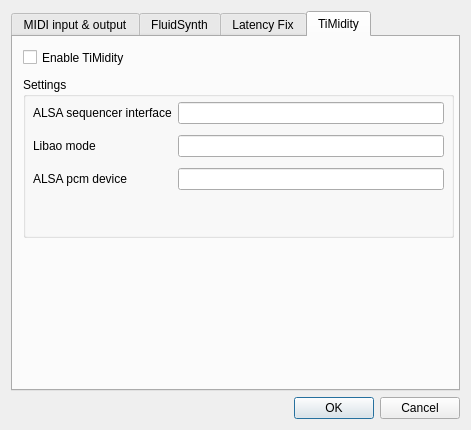
Qt form src/GuiMidiSetupDialog.ui (pianobooster/PianoBooster) before a commit.
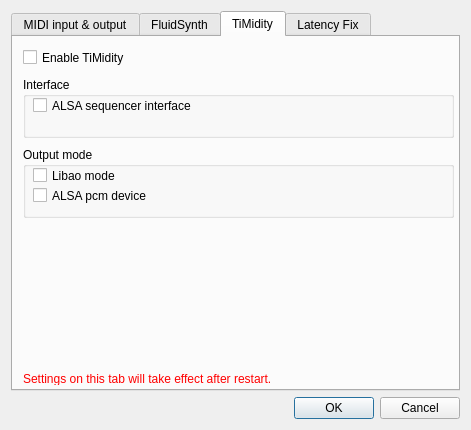
The same form after that commit.

The edit to the form file:
```diff
--- a/src/GuiMidiSetupDialog.ui
+++ b/src/GuiMidiSetupDialog.ui
@@ -357,6 +357,139 @@
        </item>
       </layout>
      </widget>
+     <widget class="QWidget" name="tab_4">
+      <attribute name="title">
+       <string notr="true">TiMidity</string>
+      </attribute>
+      <widget class="QCheckBox" name="enableTimidity">
+       <property name="geometry">
+        <rect>
+         <x>10</x>
+         <y>10</y>
+         <width>431</width>
+         <height>21</height>
+        </rect>
+       </property>
+       <property name="text">
+        <string>Enable TiMidity</string>
+       </property>
+      </widget>
+      <widget class="QGroupBox" name="timiditySettingsGroupBox">
+       <property name="geometry">
+        <rect>
+         <x>10</x>
+         <y>40</y>
+         <width>431</width>
+         <height>61</height>
+        </rect>
+       </property>
+       <property name="title">
+        <string>Interface</string>
+       </property>
+       <widget class="QCheckBox" name="timiditySequencerInterface">
+        <property name="geometry">
+         <rect>
+          <x>10</x>
+          <y>20</y>
+          <width>411</width>
+          <height>17</height>
+         </rect>
+        </property>
+        <property name="text">
+         <string>ALSA sequencer interface</string>
+        </property>
+       </widget>
+      </widget>
+      <widget class="QGroupBox" name="timiditySettingsGroupBox2">
+       <property name="geometry">
+        <rect>
+         <x>10</x>
+         <y>110</y>
+         <width>431</width>
+         <height>71</height>
+        </rect>
+       </property>
+       <property name="title">
+        <string>Output mode</string>
+       </property>
+       <widget class="QCheckBox" name="timidityLibaoMode">
+        <property name="geometry">
+         <rect>
+          <x>10</x>
+          <y>20</y>
+          <width>411</width>
+          <height>17</height>
+         </rect>
+        </property>
+        <property name="text">
+         <string>Libao mode</string>
+        </property>
+       </widget>
+       <widget class="QCheckBox" name="timidityPcmDevice">
+        <property name="geometry">
+         <rect>
+          <x>10</x>
+          <y>40</y>
+          <width>411</width>
+          <height>17</height>
+         </rect>
+        </property>
+        <property name="text">
+         <string>ALSA pcm device</string>
+        </property>
+       </widget>
+      </widget>
+      <widget class="QLabel" name="label_6">
+       <property name="geometry">
+        <rect>
+         <x>10</x>
+         <y>335</y>
+         <width>429</width>
+         <height>13</height>
+        </rect>
+       </property>
+       <property name="palette">
+        <palette>
+         <active>
+          <colorrole role="WindowText">
+           <brush brushstyle="SolidPattern">
+            <color alpha="255">
+             <red>255</red>
+             <green>0</green>
+             <blue>0</blue>
+            </color>
+           </brush>
+          </colorrole>
+         </active>
+         <inactive>
+          <colorrole role="WindowText">
+           <brush brushstyle="SolidPattern">
+            <color alpha="255">
+             <red>255</red>
+             <green>0</green>
+             <blue>0</blue>
+            </color>
+           </brush>
+          </colorrole>
+         </inactive>
+         <disabled>
+          <colorrole role="WindowText">
+           <brush brushstyle="SolidPattern">
+            <color alpha="255">
+             <red>160</red>
+             <green>162</green>
+             <blue>162</blue>
+            </color>
+           </brush>
+          </colorrole>
+         </disabled>
+        </palette>
+       </property>
+       <property name="text">
+        <string>Settings on this tab will take effect after restart.</string>
+       </property>
+      </widget>
+     </widget>
      <widget class="QWidget" name="tab_3">
       <attribute name="title">
        <string>Latency Fix</string>
@@ -391,79 +524,6 @@
        </property>
       </widget>
      </widget>
-     <widget class="QWidget" name="tab_4">
-      <attribute name="title">
-       <string notr="true">TiMidity</string>
-      </attribute>
-      <widget class="QCheckBox" name="enableTimidity">
-       <property name="geometry">
-        <rect>
-         <x>10</x>
-         <y>10</y>
-         <width>431</width>
-         <height>21</height>
-        </rect>
-       </property>
-       <property name="text">
-        <string>Enable TiMidity</string>
-       </property>
-      </widget>
-      <widget class="QGroupBox" name="timiditySettingsGroupBox">
-       <property name="geometry">
-        <rect>
-         <x>10</x>
-         <y>40</y>
-         <width>431</width>
-         <height>161</height>
-        </rect>
-       </property>
-       <property name="title">
-        <string>Settings</string>
-       </property>
-       <widget class="QWidget" name="gridLayoutWidget">
-        <property name="geometry">
-         <rect>
-          <x>10</x>
-          <y>20</y>
-          <width>411</width>
-          <height>101</height>
-         </rect>
-        </property>
-        <layout class="QGridLayout" name="gridLayout_2">
-         <item row="1" column="0">
-          <widget class="QLabel" name="label_10">
-           <property name="text">
-            <string>Libao mode</string>
-           </property>
-          </widget>
-         </item>
-         <item row="2" column="0">
-          <widget class="QLabel" name="label_11">
-           <property name="text">
-            <string>ALSA pcm device</string>
-           </property>
-          </widget>
-         </item>
-         <item row="0" column="0">
-          <widget class="QLabel" name="label_6">
-           <property name="text">
-            <string>ALSA sequencer interface</string>
-           </property>
-          </widget>
-         </item>
-         <item row="1" column="1">
-          <widget class="QLineEdit" name="timidityLibaoMode"/>
-         </item>
-         <item row="0" column="1">
-          <widget class="QLineEdit" name="timiditySequencerInterface"/>
-         </item>
-         <item row="2" column="1">
-          <widget class="QLineEdit" name="timidityPcmDevice"/>
-         </item>
-        </layout>
-       </widget>
-      </widget>
-     </widget>
     </widget>
    </item>
    <item>
```
Left out of the diff: 2 changed lines with no effect on the pictures.
